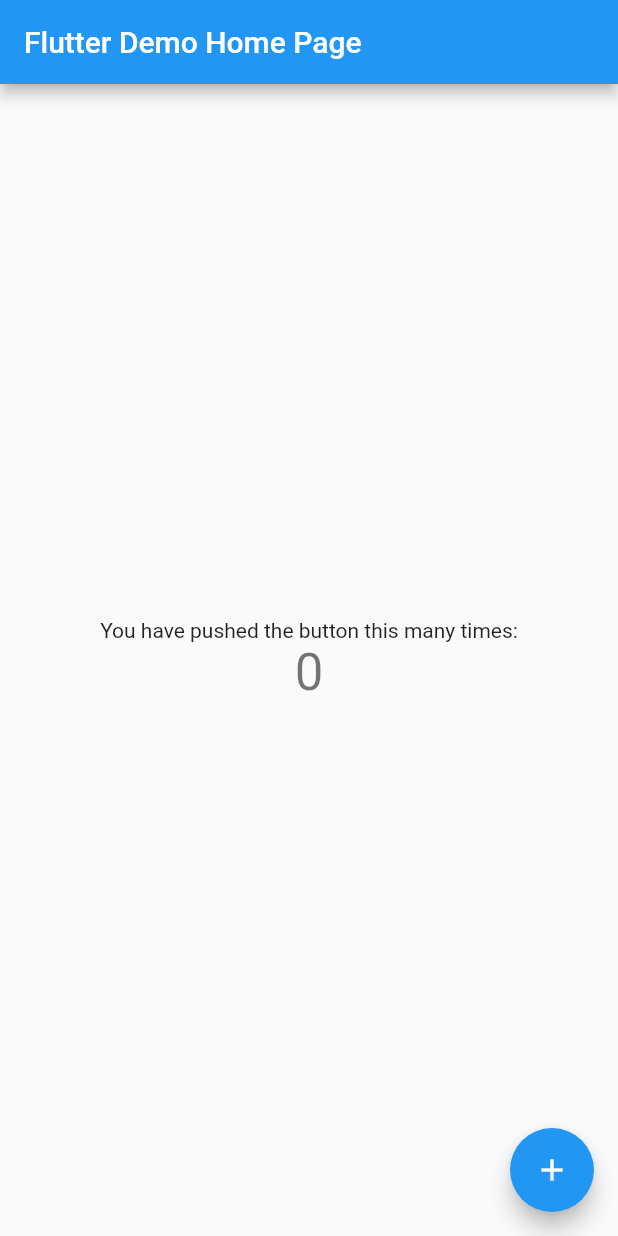
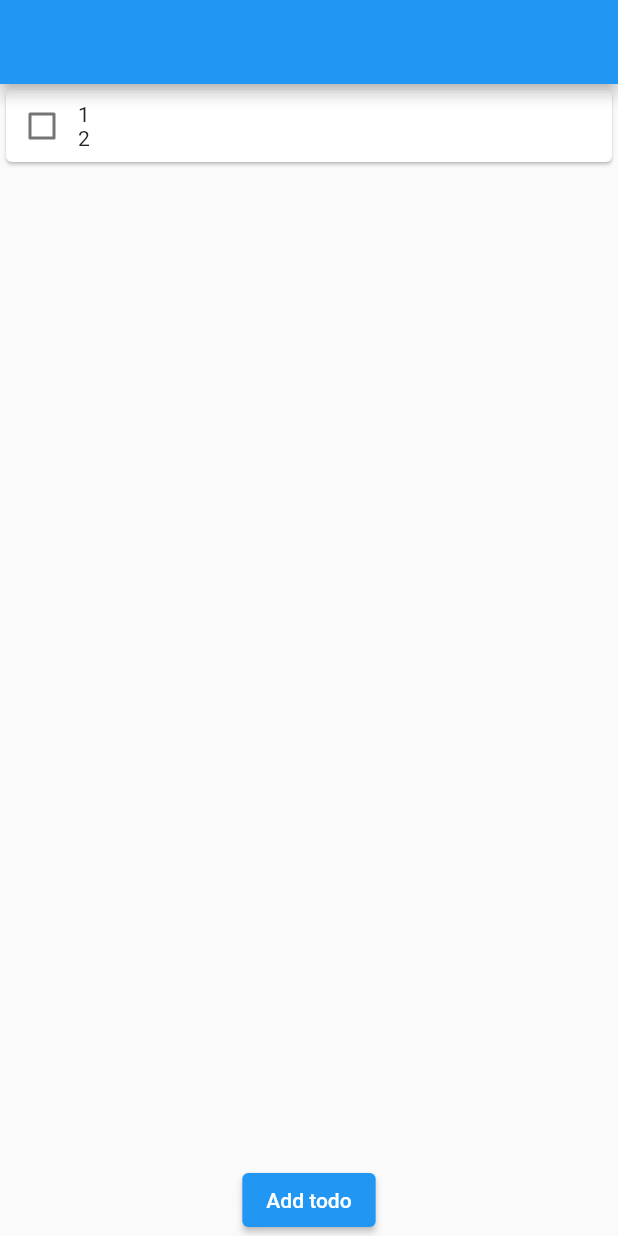
Before and after one commit to khwoat/flutter_mobx_todo_app, a Flutter app: the screen it shows after launch, on a phone screen of 412 x 824 dp. Run offline on Flutter 3.47's test engine with Material 2 defaults, Android fonts, the light colour scheme and no system bars; our stand-ins replace flutter_mobx, mobx; generated files the repository leaves out were written again.

Commit message:
Add todolist and add todo button

```diff
--- /dev/null
+++ b/lib/_model/todo_list.dart
@@ -0,0 +1,20 @@
+import 'package:mobx/mobx.dart';
+import 'package:todos_mobx/_model/todo.dart';
+part 'todo_list.g.dart';
+
+class TodoList = TodoListBase with _$TodoList;
+
+abstract class TodoListBase with Store {
+  @observable
+  ObservableList list = ObservableList<Todo>();
+
+  @action
+  void addNewTodo(Todo todo) {
+    list.add(todo);
+  }
+
+  @action
+  void removeTodo(Todo todo) {
+    list.remove(todo);
+  }
+}
--- a/lib/main.dart
+++ b/lib/main.dart
@@ -1,4 +1,5 @@
 import 'package:flutter/material.dart';
+import 'package:todos_mobx/todo_view.dart';
 
 void main() {
   runApp(const MyApp());
@@ -11,105 +12,12 @@
   @override
   Widget build(BuildContext context) {
     return MaterialApp(
-      title: 'Flutter Demo',
+      debugShowCheckedModeBanner: false,
+      title: 'Todo App with Mobx',
       theme: ThemeData(
-        // This is the theme of your application.
-        //
-        // Try running your application with "flutter run". You'll see the
-        // application has a blue toolbar. Then, without quitting the app, try
-        // changing the primarySwatch below to Colors.green and then invoke
-        // "hot reload" (press "r" in the console where you ran "flutter run",
-        // or simply save your changes to "hot reload" in a Flutter IDE).
-        // Notice that the counter didn't reset back to zero; the application
-        // is not restarted.
         primarySwatch: Colors.blue,
       ),
-      home: const MyHomePage(title: 'Flutter Demo Home Page'),
+      home: const TodoView(),
     );
   }
 }
-
-class MyHomePage extends StatefulWidget {
-  const MyHomePage({super.key, required this.title});
-
-  // This widget is the home page of your application. It is stateful, meaning
-  // that it has a State object (defined below) that contains fields that affect
-  // how it looks.
-
-  // This class is the configuration for the state. It holds the values (in this
-  // case the title) provided by the parent (in this case the App widget) and
-  // used by the build method of the State. Fields in a Widget subclass are
-  // always marked "final".
-
-  final String title;
-
-  @override
-  State<MyHomePage> createState() => _MyHomePageState();
-}
-
-class _MyHomePageState extends State<MyHomePage> {
-  int _counter = 0;
-
-  void _incrementCounter() {
-    setState(() {
-      // This call to setState tells the Flutter framework that something has
-      // changed in this State, which causes it to rerun the build method below
-      // so that the display can reflect the updated values. If we changed
-      // _counter without calling setState(), then the build method would not be
-      // called again, and so nothing would appear to happen.
-      _counter++;
-    });
-  }
-
-  @override
-  Widget build(BuildContext context) {
-    // This method is rerun every time setState is called, for instance as done
-    // by the _incrementCounter method above.
-    //
-    // The Flutter framework has been optimized to make rerunning build methods
-    // fast, so that you can just rebuild anything that needs updating rather
-    // than having to individually change instances of widgets.
-    return Scaffold(
-      appBar: AppBar(
-        // Here we take the value from the MyHomePage object that was created by
-        // the App.build method, and use it to set our appbar title.
-        title: Text(widget.title),
-      ),
-      body: Center(
-        // Center is a layout widget. It takes a single child and positions it
-        // in the middle of the parent.
-        child: Column(
-          // Column is also a layout widget. It takes a list of children and
-          // arranges them vertically. By default, it sizes itself to fit its
-          // children horizontally, and tries to be as tall as its parent.
-          //
-          // Invoke "debug painting" (press "p" in the console, choose the
-          // "Toggle Debug Paint" action from the Flutter Inspector in Android
-          // Studio, or the "Toggle Debug Paint" command in Visual Studio Code)
-          // to see the wireframe for each widget.
-          //
-          // Column has various properties to control how it sizes itself and
-          // how it positions its children. Here we use mainAxisAlignment to
-          // center the children vertically; the main axis here is the vertical
-          // axis because Columns are vertical (the cross axis would be
-          // horizontal).
-          mainAxisAlignment: MainAxisAlignment.center,
-          children: <Widget>[
-            const Text(
-              'You have pushed the button this many times:',
-            ),
-            Text(
-              '$_counter',
-              style: Theme.of(context).textTheme.headlineMedium,
-            ),
-          ],
-        ),
-      ),
-      floatingActionButton: FloatingActionButton(
-        onPressed: _incrementCounter,
-        tooltip: 'Increment',
-        child: const Icon(Icons.add),
-      ), // This trailing comma makes auto-formatting nicer for build methods.
-    );
-  }
-}
--- /dev/null
+++ b/lib/todo_view.dart
@@ -0,0 +1,85 @@
+import 'package:flutter/material.dart';
+import 'package:flutter_mobx/flutter_mobx.dart';
+import 'package:todos_mobx/_model/todo_list.dart';
+
+import '_model/todo.dart';
+
+class TodoView extends StatelessWidget {
+  const TodoView({super.key});
+
+  @override
+  Widget build(BuildContext context) {
+    final todoList = TodoList();
+    todoList.addNewTodo(Todo("1", "2", false));
+
+    return Scaffold(
+        appBar: AppBar(),
+        body: Column(
+          children: [
+            Expanded(
+              child: Observer(builder: (_) {
+                return ListView.builder(
+                  itemCount: todoList.list.length,
+                  itemBuilder: (context, index) =>
+                      getEachTodoCard(context, todoList.list[index]),
+                );
+              }),
+            ),
+            ElevatedButton(
+              onPressed: () {
+                showDialog(
+                  context: context,
+                  builder: (context) => getCreateTodoDialog(context, todoList),
+                );
+              },
+              child: const Text("Add todo"),
+            )
+          ],
+        ));
+  }
+
+  Widget getEachTodoCard(BuildContext context, Todo todo) {
+    return Card(
+      child: Observer(builder: (_) {
+        return Row(
+          children: [
+            Checkbox(
+                value: todo.done,
+                onChanged: (value) {
+                  todo.done = value!;
+                }),
+            Column(
+              children: [
+                Text(todo.title),
+                Text(todo.description),
+              ],
+            ),
+
+          ],
+        );
+      }),
+    );
+  }
+
+  Widget getCreateTodoDialog(BuildContext context, TodoList todoList) {
+    TextEditingController titleController = TextEditingController();
+    TextEditingController desController = TextEditingController();
+    return Card(
+      child: Column(
+        children: [
+          const Text("Title:"),
+          TextField(controller: titleController),
+          const Text("Description:"),
+          TextField(controller: desController),
+          ElevatedButton(
+              onPressed: () {
+                todoList.addNewTodo(
+                    Todo(titleController.text, desController.text, false));
+                Navigator.of(context).pop();
+              },
+              child: const Text("Add"))
+        ],
+      ),
+    );
+  }
+}
--- a/pubspec.yaml
+++ b/pubspec.yaml
@@ -35,6 +35,9 @@
   # The following adds the Cupertino Icons font to your application.
   # Use with the CupertinoIcons class for iOS style icons.
   cupertino_icons: ^1.0.2
+  mobx: ^2.1.4
+  flutter_mobx: ^2.0.6+5
+  provider: ^6.0.5
 
 dev_dependencies:
   flutter_test:
@@ -46,6 +49,8 @@
   # package. See that file for information about deactivating specific lint
   # rules and activating additional ones.
   flutter_lints: ^2.0.0
+  build_runner: ^2.3.3
+  mobx_codegen: ^2.1.1
 
 # For information on the generic Dart part of this file, see the
 # following page: https://dart.dev/tools/pub/pubspec
```
Also changed, not shown: lib/_model/todo.dart (added, +18 -0 lines), lib/_model/todo.g.dart (added), lib/_model/todo_list.g.dart (added), pubspec.lock.
